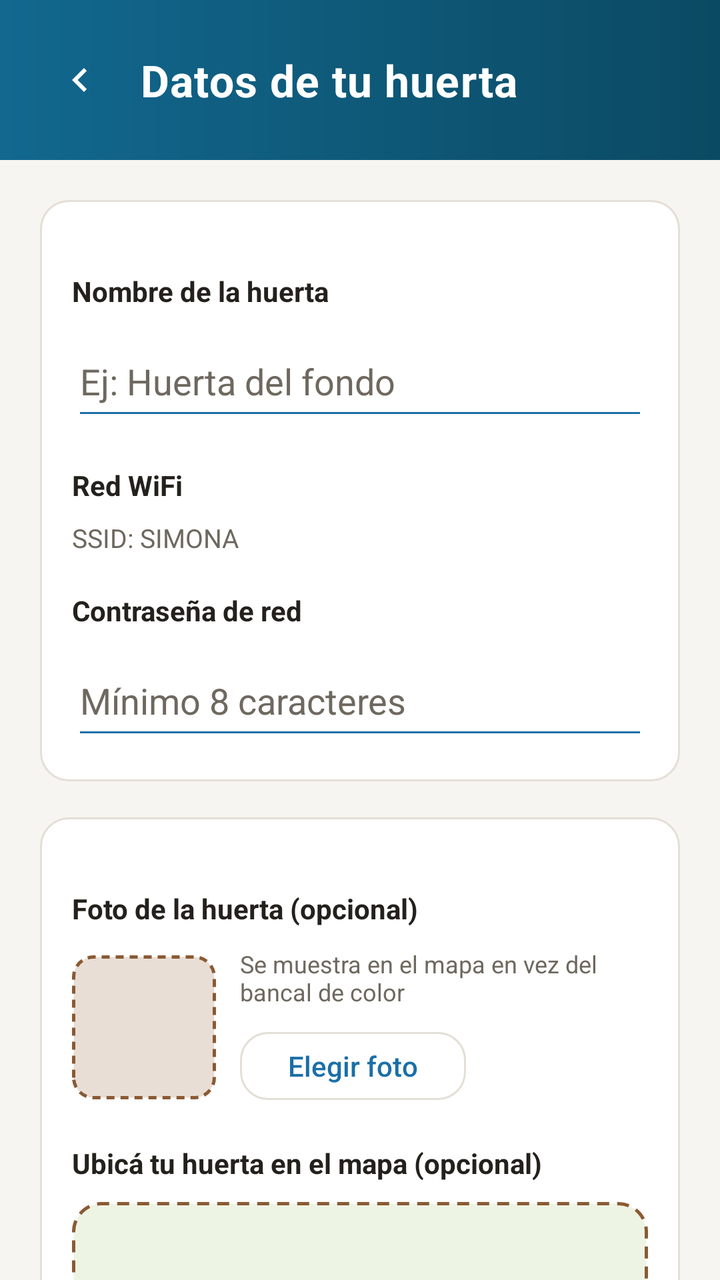
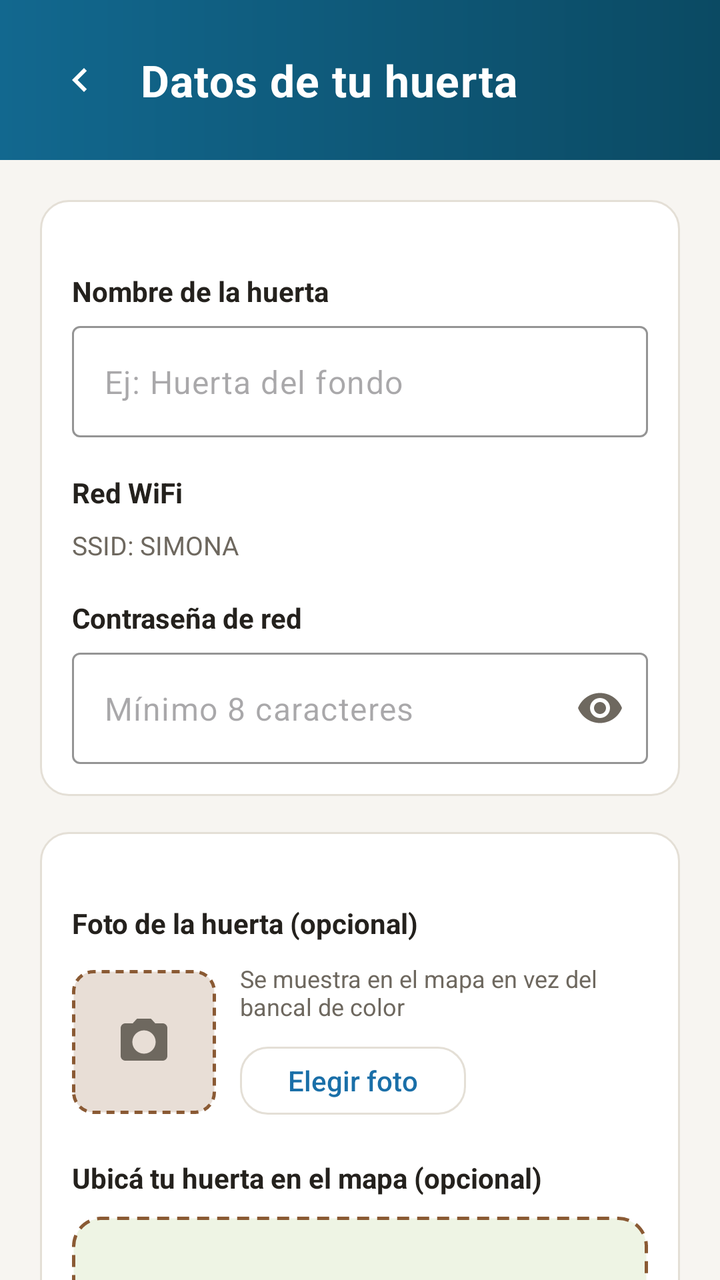

The first picture is an Android layout as it rendered before a commit; the second is the same layout after the commit. The layout source and the unified diff follow.
<!-- AndroidManifest.xml: application theme Theme.Simona -->
<!-- res/layout/activity_datos_huerta.xml -->
<?xml version="1.0" encoding="utf-8"?>
<androidx.core.widget.NestedScrollView
    xmlns:android="http://schemas.android.com/apk/res/android"
    xmlns:app="http://schemas.android.com/apk/res-auto"
    android:layout_width="match_parent"
    android:layout_height="match_parent"
    android:background="@color/simona_superficie"
    android:fillViewport="true">

    <LinearLayout
        android:layout_width="match_parent"
        android:layout_height="wrap_content"
        android:orientation="vertical">

        <LinearLayout
            android:layout_width="match_parent"
            android:layout_height="wrap_content"
            android:background="@drawable/bg_header"
            android:orientation="vertical"
            android:padding="20dp">

            <LinearLayout
                android:layout_width="match_parent"
                android:layout_height="wrap_content"
                android:gravity="center_vertical"
                android:orientation="horizontal">

                <ImageView
                    android:id="@+id/btnVolver"
                    android:layout_width="40dp"
                    android:layout_height="40dp"
                    android:background="?attr/selectableItemBackgroundBorderless"
                    android:clickable="true"
                    android:contentDescription="Volver"
                    android:focusable="true"
                    android:padding="8dp"
                    android:src="@drawable/ic_volver"
                    app:tint="@color/simona_on_color" />

                <TextView
                    android:layout_width="0dp"
                    android:layout_height="wrap_content"
                    android:layout_marginStart="10dp"
                    android:layout_weight="1"
                    android:text="@string/datos_huerta_titulo"
                    android:textAppearance="@style/TextAppearance.Simona.HeaderTitle" />
            </LinearLayout>
        </LinearLayout>

        <LinearLayout
            android:layout_width="match_parent"
            android:layout_height="wrap_content"
            android:orientation="vertical"
            android:padding="20dp">

            <LinearLayout
                android:layout_width="match_parent"
                android:layout_height="wrap_content"
                android:background="@drawable/bg_chip_resumen"
                android:orientation="vertical"
                android:padding="16dp">

                <TextView
                    style="@style/RangoTitulo"
                    android:text="@string/label_nombre_huerta" />

                <EditText
                    android:id="@+id/etNombre"
                    android:layout_width="match_parent"
                    android:layout_height="52dp"
                    android:layout_marginTop="8dp"
                    android:backgroundTint="@color/simona_azul"
                    android:hint="@string/hint_nombre_huerta"
                    android:inputType="textCapSentences"
                    android:maxLines="1"
                    android:textColor="@color/simona_tinta"
                    android:textColorHint="@color/simona_tinta_suave" />

                <TextView
                    android:id="@+id/tvErrorNombre"
                    style="@style/RangoAviso"
                    android:text="@string/error_nombre_huerta_vacio"
                    android:visibility="gone" />

                <TextView
                    style="@style/RangoTitulo"
                    android:layout_marginTop="18dp"
                    android:text="@string/label_red_wifi" />

                <TextView
                    android:layout_width="wrap_content"
                    android:layout_height="wrap_content"
                    android:layout_marginTop="8dp"
                    android:text="@string/ssid_fijo"
                    android:textColor="@color/simona_tinta_suave"
                    android:textSize="13sp" />

                <TextView
                    style="@style/RangoTitulo"
                    android:layout_marginTop="18dp"
                    android:text="@string/label_password_red" />

                <EditText
                    android:id="@+id/etPassword"
                    android:layout_width="match_parent"
                    android:layout_height="52dp"
                    android:layout_marginTop="8dp"
                    android:backgroundTint="@color/simona_azul"
                    android:hint="@string/hint_password_red"
                    android:inputType="textPassword"
                    android:maxLines="1"
                    android:textColor="@color/simona_tinta"
                    android:textColorHint="@color/simona_tinta_suave" />

                <TextView
                    android:id="@+id/tvErrorPassword"
                    style="@style/RangoAviso"
                    android:text="@string/error_password_corta"
                    android:visibility="gone" />
            </LinearLayout>

            <LinearLayout
                android:layout_width="match_parent"
                android:layout_height="wrap_content"
                android:layout_marginTop="18dp"
                android:background="@drawable/bg_chip_resumen"
                android:orientation="vertical"
                android:padding="16dp">

                <TextView
                    style="@style/RangoTitulo"
                    android:text="@string/label_foto_huerta" />

                <LinearLayout
                    android:layout_width="match_parent"
                    android:layout_height="wrap_content"
                    android:layout_marginTop="10dp"
                    android:gravity="center_vertical"
                    android:orientation="horizontal">

                    <FrameLayout
                        android:layout_width="72dp"
                        android:layout_height="72dp"
                        android:background="@drawable/bg_bancal">

                        <ImageView
                            android:id="@+id/ivFotoPreview"
                            android:layout_width="match_parent"
                            android:layout_height="match_parent"
                            android:contentDescription="@string/label_foto_huerta"
                            android:scaleType="centerCrop"
                            android:visibility="gone" />
                    </FrameLayout>

                    <LinearLayout
                        android:layout_width="0dp"
                        android:layout_height="wrap_content"
                        android:layout_marginStart="12dp"
                        android:layout_weight="1"
                        android:orientation="vertical">

                        <TextView
                            android:id="@+id/tvFotoHint"
                            android:layout_width="wrap_content"
                            android:layout_height="wrap_content"
                            android:text="@string/hint_foto_huerta"
                            android:textColor="@color/simona_tinta_suave"
                            android:textSize="12sp" />

                        <com.google.android.material.button.MaterialButton
                            android:id="@+id/btnElegirFoto"
                            style="@style/Widget.Simona.Button.Secondary"
                            android:layout_width="wrap_content"
                            android:layout_height="42dp"
                            android:layout_marginTop="8dp"
                            android:text="@string/btn_elegir_foto"
                            android:textColor="@color/simona_azul" />

                        <com.google.android.material.button.MaterialButton
                            android:id="@+id/btnQuitarFoto"
                            style="@style/Widget.Simona.Button.Secondary"
                            android:layout_width="wrap_content"
                            android:layout_height="42dp"
                            android:layout_marginTop="4dp"
                            android:text="@string/btn_quitar_foto"
                            android:textColor="@color/simona_rojo"
                            android:visibility="gone" />
                    </LinearLayout>
                </LinearLayout>

                <TextView
                    style="@style/RangoTitulo"
                    android:layout_marginTop="18dp"
                    android:text="@string/label_ubicacion_mapa" />

                <FrameLayout
                    android:id="@+id/croquis"
                    android:layout_width="match_parent"
                    android:layout_height="220dp"
                    android:layout_marginTop="10dp"
                    android:background="@drawable/bg_terreno_croquis">

                    <TextView
                        android:id="@+id/tvCroquisHint"
                        android:layout_width="wrap_content"
                        android:layout_height="wrap_content"
                        android:layout_gravity="center"
                        android:text="@string/hint_croquis"
                        android:textColor="@color/simona_tinta_suave"
                        android:textSize="13sp" />

                    <View
                        android:id="@+id/marcador"
                        android:layout_width="22dp"
                        android:layout_height="22dp"
                        android:layout_gravity="top|start"
                        android:background="@drawable/marker_huerta"
                        android:visibility="gone" />
                </FrameLayout>
            </LinearLayout>

            <com.google.android.material.button.MaterialButton
                android:id="@+id/btnGuardar"
                style="@style/Widget.Simona.Button.Primary"
                android:layout_width="match_parent"
                android:layout_height="52dp"
                android:layout_marginTop="24dp"
                android:text="@string/guardar_y_continuar" />
        </LinearLayout>
    </LinearLayout>
</androidx.core.widget.NestedScrollView>
<!-- resources referenced by this layout -->
<resources>
  <color name="simona_azul">#1A6FA8</color>
  <color name="simona_on_color">#FFFFFF</color>
  <color name="simona_rojo">#C23B3B</color>
  <color name="simona_superficie">#F7F5F1</color>
  <color name="simona_tinta">#24211D</color>
  <color name="simona_tinta_suave">#6E685F</color>
  <string name="label_red_wifi">Red WiFi</string>
  <string name="ssid_fijo">SSID: SIMONA</string>
  <style name="Theme.Simona" parent="Theme.Material3.DayNight.NoActionBar">
          <item name="android:windowAnimationStyle">@style/Simona.WindowAnimation</item>
          <item name="colorPrimary">@color/simona_azul</item>
          <item name="colorPrimaryContainer">@color/simona_azul_suave</item>
          <item name="colorOnPrimary">@color/simona_on_color</item>
          <item name="colorSecondary">@color/simona_verde_claro</item>
          <item name="colorSecondaryContainer">@color/simona_verde_suave</item>
          <item name="colorOnSecondary">@color/simona_on_accent</item>
          <item name="colorSurface">@color/simona_superficie</item>
          <item name="colorSurfaceVariant">@color/simona_superficie_2</item>
          <item name="colorOnSurface">@color/simona_tinta</item>
          <item name="colorOutline">@color/simona_linea</item>
          <item name="android:statusBarColor">@color/simona_azul_header</item>
          <item name="android:navigationBarColor">@color/simona_blanco</item>
          <item name="android:windowBackground">@color/simona_superficie</item>
          <item name="android:windowLightStatusBar">false</item>
          <item name="materialButtonStyle">@style/Widget.Simona.Button</item>
          <item name="textAppearanceBodyLarge">@style/TextAppearance.Simona.BodyLarge</item>
          <item name="textAppearanceTitleLarge">@style/TextAppearance.Simona.TitleLarge</item>
      </style>
  <color name="simona_card_bg">#FFFFFF</color>
  <color name="simona_linea">#E4DFD6</color>
  <color name="simona_azul_header">#12688F</color>
  <color name="simona_verde_claro">#6FA330</color>
  <color name="simona_blanco">#FFFFFF</color>
  <color name="simona_azul_suave">#E7F1F8</color>
  <color name="simona_verde_suave">#EEF4E4</color>
  <color name="simona_on_accent">#24211D</color>
  <!-- unchanged entries left out for length: 32 -->
</resources>

<!-- the commit's change to res/layout/activity_datos_huerta.xml (unified diff, before → after) -->
@@ -17,7 +17,7 @@
             android:layout_height="wrap_content"
             android:background="@drawable/bg_header"
             android:orientation="vertical"
-            android:padding="20dp">
+            android:padding="@dimen/simona_space_lg">
 
             <LinearLayout
                 android:layout_width="match_parent"
@@ -33,7 +33,7 @@
                     android:clickable="true"
                     android:contentDescription="Volver"
                     android:focusable="true"
-                    android:padding="8dp"
+                    android:padding="@dimen/simona_space_xs"
                     android:src="@drawable/ic_volver"
                     app:tint="@color/simona_on_color" />
 
@@ -51,30 +51,38 @@
             android:layout_width="match_parent"
             android:layout_height="wrap_content"
             android:orientation="vertical"
-            android:padding="20dp">
+            android:padding="@dimen/simona_space_lg">
 
             <LinearLayout
                 android:layout_width="match_parent"
                 android:layout_height="wrap_content"
                 android:background="@drawable/bg_chip_resumen"
                 android:orientation="vertical"
-                android:padding="16dp">
+                android:padding="@dimen/simona_space">
 
                 <TextView
                     style="@style/RangoTitulo"
                     android:text="@string/label_nombre_huerta" />
 
-                <EditText
-                    android:id="@+id/etNombre"
-                    android:layout_width="match_parent"
-                    android:layout_height="52dp"
-                    android:layout_marginTop="8dp"
-                    android:backgroundTint="@color/simona_azul"
-                    android:hint="@string/hint_nombre_huerta"
-                    android:inputType="textCapSentences"
-                    android:maxLines="1"
-                    android:textColor="@color/simona_tinta"
-                    android:textColorHint="@color/simona_tinta_suave" />
+                
+                <com.google.android.material.textfield.TextInputLayout
+                    android:layout_width="match_parent"
+                    android:layout_height="wrap_content"
+                    android:layout_marginTop="@dimen/simona_space_xs"
+                    app:boxStrokeColor="@color/simona_azul"
+                    app:hintTextColor="@color/simona_tinta_suave"
+                    app:hintEnabled="false"
+                    style="@style/Widget.Material3.TextInputLayout.OutlinedBox">
+
+                    <com.google.android.material.textfield.TextInputEditText
+                        android:id="@+id/etNombre"
+                        android:layout_width="match_parent"
+                        android:layout_height="wrap_content"
+                        android:hint="@string/hint_nombre_huerta"
+                        android:inputType="textCapSentences"
+                        android:maxLines="1"
+                        android:textColor="@color/simona_tinta" />
+                </com.google.android.material.textfield.TextInputLayout>
 
                 <TextView
                     android:id="@+id/tvErrorNombre"
@@ -90,7 +98,7 @@
                 <TextView
                     android:layout_width="wrap_content"
                     android:layout_height="wrap_content"
-                    android:layout_marginTop="8dp"
+                    android:layout_marginTop="@dimen/simona_space_xs"
                     android:text="@string/ssid_fijo"
                     android:textColor="@color/simona_tinta_suave"
                     android:textSize="13sp" />
@@ -100,17 +108,26 @@
                     android:layout_marginTop="18dp"
                     android:text="@string/label_password_red" />
 
-                <EditText
-                    android:id="@+id/etPassword"
-                    android:layout_width="match_parent"
-                    android:layout_height="52dp"
-                    android:layout_marginTop="8dp"
-                    android:backgroundTint="@color/simona_azul"
-                    android:hint="@string/hint_password_red"
-                    android:inputType="textPassword"
-                    android:maxLines="1"
-                    android:textColor="@color/simona_tinta"
-                    android:textColorHint="@color/simona_tinta_suave" />
+                <com.google.android.material.textfield.TextInputLayout
+                    android:layout_width="match_parent"
+                    android:layout_height="wrap_content"
+                    android:layout_marginTop="@dimen/simona_space_xs"
+                    app:boxStrokeColor="@color/simona_azul"
+                    app:hintTextColor="@color/simona_tinta_suave"
+                    app:hintEnabled="false"
+                    app:endIconMode="password_toggle"
+                    app:endIconTint="@color/simona_tinta_suave"
+                    style="@style/Widget.Material3.TextInputLayout.OutlinedBox">
+
+                    <com.google.android.material.textfield.TextInputEditText
+                        android:id="@+id/etPassword"
+                        android:layout_width="match_parent"
+                        android:layout_height="wrap_content"
+                        android:hint="@string/hint_password_red"
+                        android:inputType="textPassword"
+                        android:maxLines="1"
+                        android:textColor="@color/simona_tinta" />
+                </com.google.android.material.textfield.TextInputLayout>
 
                 <TextView
                     android:id="@+id/tvErrorPassword"
@@ -125,7 +142,7 @@
                 android:layout_marginTop="18dp"
                 android:background="@drawable/bg_chip_resumen"
                 android:orientation="vertical"
-                android:padding="16dp">
+                android:padding="@dimen/simona_space">
 
                 <TextView
                     style="@style/RangoTitulo"
@@ -138,10 +155,20 @@
                     android:gravity="center_vertical"
                     android:orientation="horizontal">
 
+                    
                     <FrameLayout
                         android:layout_width="72dp"
                         android:layout_height="72dp"
                         android:background="@drawable/bg_bancal">
+
+                        <ImageView
+                            android:id="@+id/ivFotoPlaceholderIcono"
+                            android:layout_width="28dp"
+                            android:layout_height="28dp"
+                            android:layout_gravity="center"
+                            android:contentDescription="@null"
+                            android:src="@drawable/ic_camara"
+                            app:tint="@color/simona_tinta_suave" />
 
                         <ImageView
                             android:id="@+id/ivFotoPreview"
@@ -155,7 +182,7 @@
                     <LinearLayout
                         android:layout_width="0dp"
                         android:layout_height="wrap_content"
-                        android:layout_marginStart="12dp"
+                        android:layout_marginStart="@dimen/simona_space_sm"
                         android:layout_weight="1"
                         android:orientation="vertical">
 
@@ -172,7 +199,7 @@
                             style="@style/Widget.Simona.Button.Secondary"
                             android:layout_width="wrap_content"
                             android:layout_height="42dp"
-                            android:layout_marginTop="8dp"
+                            android:layout_marginTop="@dimen/simona_space_xs"
                             android:text="@string/btn_elegir_foto"
                             android:textColor="@color/simona_azul" />
 
@@ -181,7 +208,7 @@
                             style="@style/Widget.Simona.Button.Secondary"
                             android:layout_width="wrap_content"
                             android:layout_height="42dp"
-                            android:layout_marginTop="4dp"
+                            android:layout_marginTop="@dimen/simona_space_xxs"
                             android:text="@string/btn_quitar_foto"
                             android:textColor="@color/simona_rojo"
                             android:visibility="gone" />
@@ -200,14 +227,31 @@
                     android:layout_marginTop="10dp"
                     android:background="@drawable/bg_terreno_croquis">
 
-                    <TextView
-                        android:id="@+id/tvCroquisHint"
+                    
+                    <LinearLayout
+                        android:id="@+id/grupoCroquisHint"
                         android:layout_width="wrap_content"
                         android:layout_height="wrap_content"
                         android:layout_gravity="center"
-                        android:text="@string/hint_croquis"
-                        android:textColor="@color/simona_tinta_suave"
-                        android:textSize="13sp" />
+                        android:gravity="center"
+                        android:orientation="vertical">
+
+                        <ImageView
+                            android:layout_width="26dp"
+                            android:layout_height="26dp"
+                            android:layout_marginBottom="4dp"
+                            android:contentDescription="@null"
+                            android:src="@drawable/ic_pin_ubicacion"
+                            app:tint="@color/simona_tinta_suave" />
+
+                        <TextView
+                            android:id="@+id/tvCroquisHint"
+                            android:layout_width="wrap_content"
+                            android:layout_height="wrap_content"
+                            android:text="@string/hint_croquis"
+                            android:textColor="@color/simona_tinta_suave"
+                            android:textSize="13sp" />
+                    </LinearLayout>
 
                     <View
                         android:id="@+id/marcador"
@@ -224,7 +268,7 @@
                 style="@style/Widget.Simona.Button.Primary"
                 android:layout_width="match_parent"
                 android:layout_height="52dp"
-                android:layout_marginTop="24dp"
+                android:layout_marginTop="@dimen/simona_space_xl"
                 android:text="@string/guardar_y_continuar" />
         </LinearLayout>
     </LinearLayout>
<!-- resource entries referenced after the edit -->
@@ -6,6 +6,36 @@
   <color name="simona_superficie">#F7F5F1</color>
   <color name="simona_tinta">#24211D</color>
   <color name="simona_tinta_suave">#6E685F</color>
+  <dimen name="simona_space">16dp</dimen>
+  <dimen name="simona_space_lg">20dp</dimen>
+  <dimen name="simona_space_sm">12dp</dimen>
+  <dimen name="simona_space_xl">24dp</dimen>
+  <dimen name="simona_space_xs">8dp</dimen>
+  <dimen name="simona_space_xxs">4dp</dimen>
+  <!-- drawable ic_camara (drawable) -->
+  <vector xmlns:android="http://schemas.android.com/apk/res/android"
+      android:width="24dp"
+      android:height="24dp"
+      android:viewportWidth="24"
+      android:viewportHeight="24">
+      
+      <path
+          android:fillColor="#FFFFFF"
+          android:fillType="evenOdd"
+          android:pathData="M9,2L7.17,4H4c-1.1,0 -2,0.9 -2,2v12c0,1.1 0.9,2 2,2h16c1.1,0 2,-0.9 2,-2V6c0,-1.1 -0.9,-2 -2,-2h-3.17L15,2H9zM12,17c-2.76,0 -5,-2.24 -5,-5s2.24,-5 5,-5 5,2.24 5,5 -2.24,5 -5,5z"/>
+  </vector>
+  <!-- drawable ic_pin_ubicacion (drawable) -->
+  <vector xmlns:android="http://schemas.android.com/apk/res/android"
+      android:width="24dp"
+      android:height="24dp"
+      android:viewportWidth="24"
+      android:viewportHeight="24">
+      
+      <path
+          android:fillColor="#FFFFFF"
+          android:fillType="evenOdd"
+          android:pathData="M12,2C8.13,2 5,5.13 5,9c0,5.25 7,13 7,13s7,-7.75 7,-13c0,-3.87 -3.13,-7 -7,-7zM12,11.5c-1.38,0 -2.5,-1.12 -2.5,-2.5s1.12,-2.5 2.5,-2.5 2.5,1.12 2.5,2.5 -1.12,2.5 -2.5,2.5z"/>
+  </vector>
   <string name="label_red_wifi">Red WiFi</string>
   <string name="ssid_fijo">SSID: SIMONA</string>
   <style name="Theme.Simona" parent="Theme.Material3.DayNight.NoActionBar">
@@ -27,6 +57,8 @@
           <item name="materialButtonStyle">@style/Widget.Simona.Button</item>
           <item name="textAppearanceBodyLarge">@style/TextAppearance.Simona.BodyLarge</item>
           <item name="textAppearanceTitleLarge">@style/TextAppearance.Simona.TitleLarge</item>
+          
+          <item name="materialAlertDialogTheme">@style/ThemeOverlay.Simona.MaterialAlertDialog</item>
       </style>
   <color name="simona_card_bg">#FFFFFF</color>
   <color name="simona_linea">#E4DFD6</color>
@@ -36,6 +68,12 @@
   <color name="simona_azul_suave">#E7F1F8</color>
   <color name="simona_verde_suave">#EEF4E4</color>
   <color name="simona_on_accent">#24211D</color>
+  <style name="ThemeOverlay.Simona.MaterialAlertDialog" parent="ThemeOverlay.Material3.MaterialAlertDialog">
+          <item name="colorSurfaceContainerHigh">@color/simona_superficie</item>
+          <item name="colorSurface">@color/simona_superficie</item>
+          <item name="colorOnSurface">@color/simona_tinta</item>
+          <item name="colorPrimary">@color/simona_azul</item>
+      </style>
   <!-- unchanged entries left out for length: 32 -->
 </resources>
 
